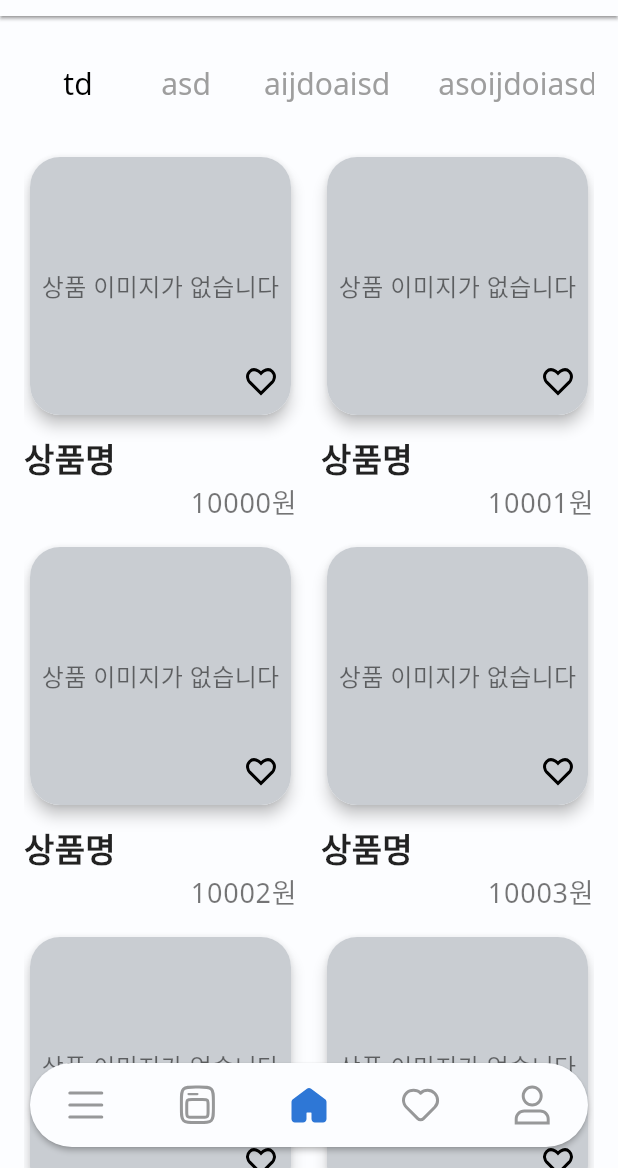
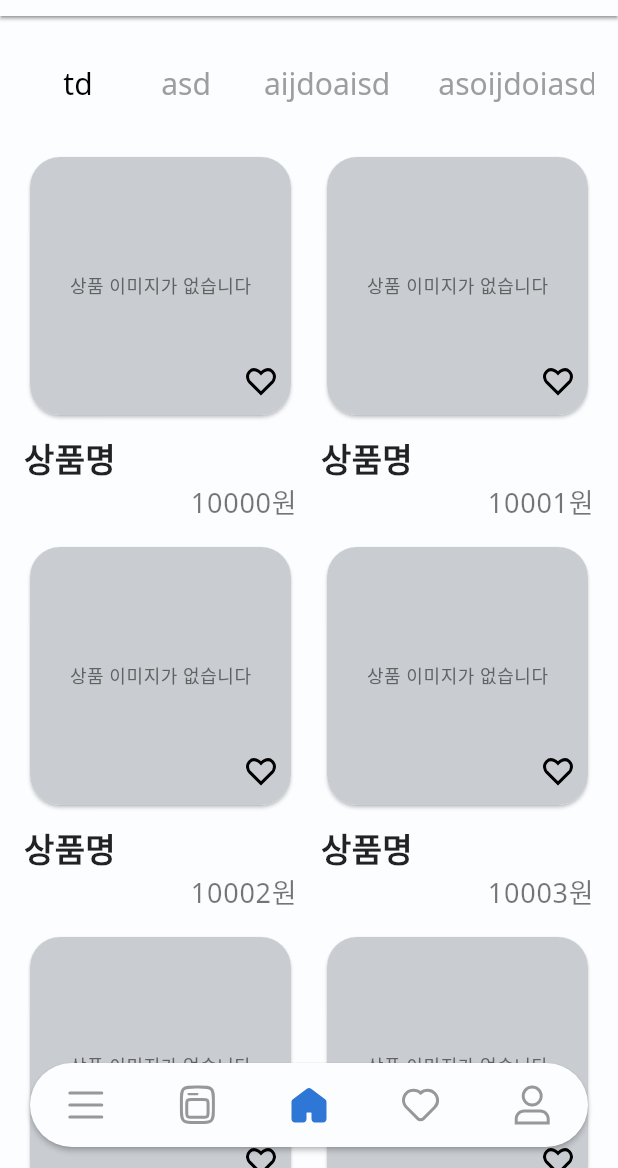
Before and after one commit to LIKELION-Android-Bootcamp-4th/AOS-04-officeShoppingMall, a Flutter app: the screen it shows after launch, on a phone screen of 412 x 824 dp, the part 68-1236 px from its top. Run offline on Flutter 3.47's test engine with Material 3 defaults, Android fonts, the light colour scheme and no system bars; our stand-ins replace dio, flutter_bloc, flutter_svg, fluttertoast, google_fonts, pretty_dio_logger and 2 more.

Commit message:
chore: 비율 수정

```diff
--- a/lib/feature/product/ui/product_item.dart
+++ b/lib/feature/product/ui/product_item.dart
@@ -52,7 +52,6 @@ class _ProductItem extends State<ProductItem>{
                   Card(
                     clipBehavior: Clip.antiAlias,
                     shape: RoundedRectangleBorder(borderRadius: BorderRadius.circular(20)),
-                    elevation: 4,
                     child: widget.product.imageUrl != null
                         ? Image.network(
                       widget.product.imageUrl!.first,
@@ -63,7 +62,10 @@ class _ProductItem extends State<ProductItem>{
                         : Container(
                       color: AppColors.gray200,
                       alignment: Alignment.center,
-                      child: Text('상품 이미지가 없습니다'),
+                      child: Text(
+                          '상품 이미지가 없습니다',
+                          style: Theme.of(context).textTheme.bodySmall
+                      ),
                     ),
                   ),
                   Positioned(
--- a/lib/feature/product/ui/product_tab.dart
+++ b/lib/feature/product/ui/product_tab.dart
@@ -60,7 +60,7 @@ class _ProductTab extends State<ProductTab> {
               alignment: Alignment.center,
               child: Text(
                 widget.tabs[index],
-                style: Theme.of(context).textTheme.bodyLarge
+                style: Theme.of(context).textTheme.bodyLarge?.copyWith(color: Colors.black)
               ),
             ),
           );
```
